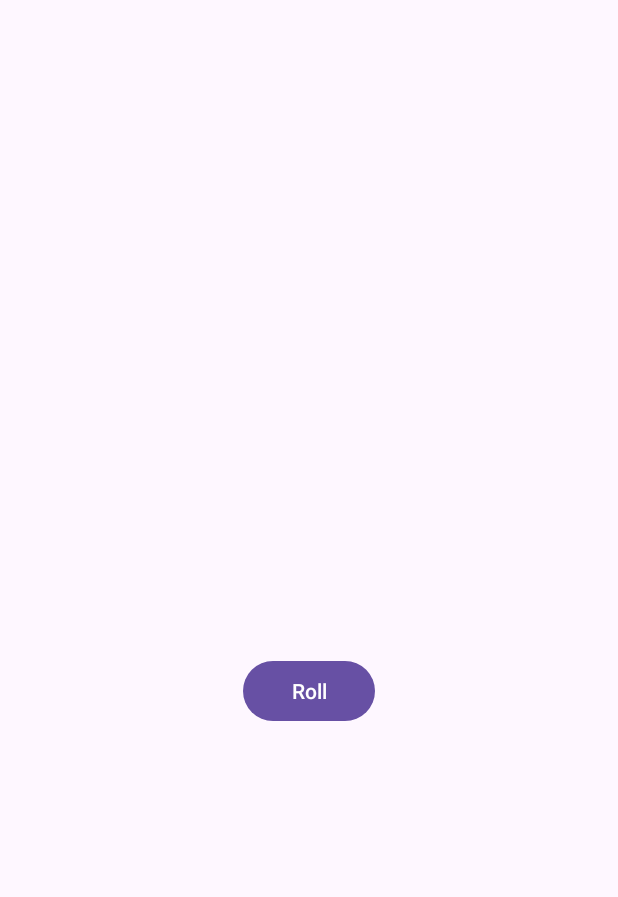
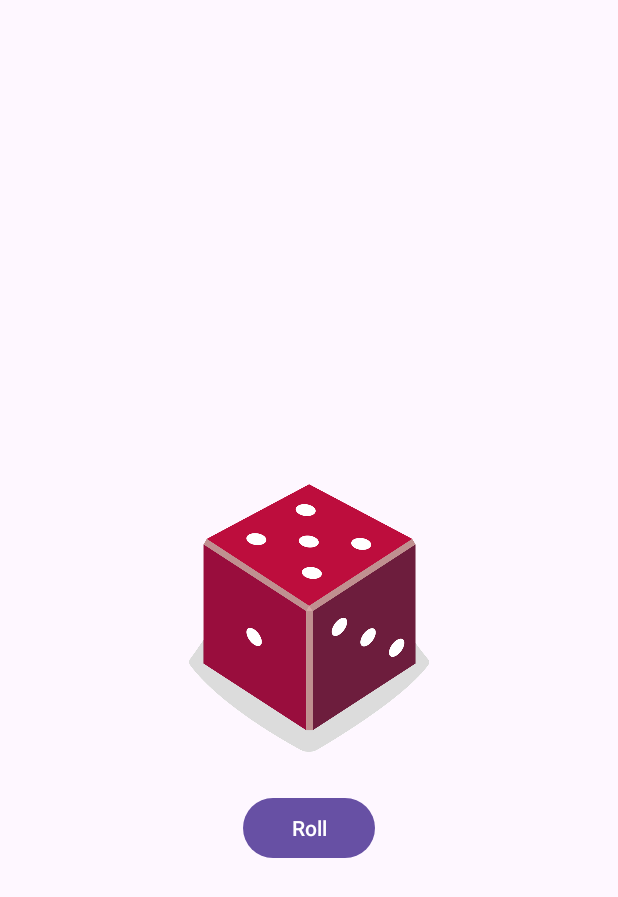
Before and after one commit to sclearner/Dice-Roller, an Android app: the screen it shows after launch (MainActivity), on a phone screen of 412 x 824 dp. Shown: the top 897 px of the screen. Run offline under Robolectric (Android 15) with nearby library versions, the phone set to English and light mode, and no system bars.

Commit message:
Additional feature

```diff
--- a/app/src/main/java/com/samnn/diceroller/MainActivity.kt
+++ b/app/src/main/java/com/samnn/diceroller/MainActivity.kt
@@ -1,12 +1,17 @@
 package com.samnn.diceroller
 
-// import android.annotation.SuppressLint
+import android.annotation.SuppressLint
+import android.media.AudioAttributes
+import android.media.MediaPlayer
 import androidx.appcompat.app.AppCompatActivity
 import android.os.Bundle
 import android.widget.Button
-import android.widget.TextView
-
-// import android.widget.Toast
+import android.widget.ImageView
+import android.widget.Toast
+import kotlinx.coroutines.MainScope
+import kotlinx.coroutines.cancel
+import kotlinx.coroutines.delay
+import kotlinx.coroutines.launch
 
 class Dice(private val numSides: Int) {
 
@@ -18,28 +23,72 @@ class Dice(private val numSides: Int) {
 /**
  * This activity allows the user to roll a dice and view the result
  * on the screen.
+ *
+ * Sound Effect by <a href="https://pixabay.com/users/u_qpfzpydtro-29496424/?utm_source=link-attribution&utm_medium=referral&utm_campaign=music&utm_content=142528">u_qpfzpydtro</a> from <a href="https://pixabay.com/sound-effects//?utm_source=link-attribution&utm_medium=referral&utm_campaign=music&utm_content=142528">Pixabay</a>
  */
 class MainActivity : AppCompatActivity() {
-    //    @SuppressLint("SetTextI18n")
+    private val scope = MainScope()
+    override fun onDestroy() {
+        super.onDestroy()
+        scope.cancel()
+    }
+    @SuppressLint("SetTextI18n")
     override fun onCreate(savedInstanceState: Bundle?) {
         super.onCreate(savedInstanceState)
         setContentView(R.layout.activity_main)
 
+        val player = MediaPlayer.create(this, R.raw.dice_roll)
+
         val rollButton: Button = findViewById(R.id.roll_button)
-        rollButton.setOnClickListener { rollDice() }
+        rollButton.setOnClickListener {
+            var result = 1
+            val repeatTurn: Long = (12..30).random().toLong()
+            scope.launch {
+                player.start()
+                rollButton.text = "Is rolling"
+                rollButton.isActivated = false
+                for (i in 1..repeatTurn) {
+                    rollDice().also { result = it }
+                    delay(1000/repeatTurn)
+                }
+                val toast = Toast.makeText(this@MainActivity, "You rolled $result", Toast.LENGTH_SHORT)
+                toast.show()
+                rollButton.text = "Roll"
+                rollButton.isActivated = true
+            }
+        }
 
+        rollDice()
     }
 
     /**
      * Roll the dice and update the screen with the result.
      */
-    private fun rollDice() {
+    private fun rollDice(): Int {
         // Create new Dice object with 6 sides and roll it
         val dice = Dice(6)
         val diceRoll = dice.roll()
 
-        // Update the screen with the dice roll
-        val resultTextView: TextView = findViewById(R.id.textView)
-        resultTextView.text = diceRoll.toString()
+        // Find the ImageView in the layout
+        val diceImage: ImageView = findViewById(R.id.imageView)
+
+        // Determine which drawable resource ID to use based on the dice roll
+        val drawableResource = when (diceRoll) {
+                1 -> R.drawable.dice_1
+                2 -> R.drawable.dice_2
+                3 -> R.drawable.dice_3
+                4 -> R.drawable.dice_4
+                5 -> R.drawable.dice_5
+                6 -> R.drawable.dice_6
+            else -> R.drawable.dice_broke
+        }
+        // Update the ImageView with the correct drawable resource ID
+        diceImage.setImageResource(drawableResource)
+
+        // Update the content description
+        diceImage.contentDescription = diceRoll.toString()
+
+        return diceRoll
     }
+
 }
--- a/app/src/main/res/layout/activity_main.xml
+++ b/app/src/main/res/layout/activity_main.xml
@@ -1,29 +1,39 @@
 <?xml version="1.0" encoding="utf-8"?>
-<androidx.constraintlayout.widget.ConstraintLayout xmlns:android="http://schemas.android.com/apk/res/android"
+<androidx.coordinatorlayout.widget.CoordinatorLayout xmlns:android="http://schemas.android.com/apk/res/android"
+    xmlns:tools="http://schemas.android.com/tools"
     xmlns:app="http://schemas.android.com/apk/res-auto"
-    xmlns:tools="http://schemas.android.com/tools"
+
+
+    android:layout_width="match_parent"
+    android:layout_height="match_parent">
+
+    <androidx.constraintlayout.widget.ConstraintLayout
         android:layout_width="match_parent"
         android:layout_height="match_parent"
         tools:context=".MainActivity">
-
-    <TextView
-        android:id="@+id/textView"
-        android:layout_width="wrap_content"
-        android:layout_height="wrap_content"
-        android:textSize="36sp"
-        app:layout_constraintBottom_toBottomOf="parent"
-        app:layout_constraintEnd_toEndOf="parent"
-        app:layout_constraintStart_toStartOf="parent"
-        app:layout_constraintTop_toTopOf="parent"
-        tools:text="1" />
 
         <Button
             android:id="@+id/roll_button"
             android:layout_width="wrap_content"
             android:layout_height="wrap_content"
+            android:layout_marginTop="16dp"
             android:text="@string/Roll"
             app:layout_constraintEnd_toEndOf="parent"
             app:layout_constraintStart_toStartOf="parent"
-        app:layout_constraintTop_toBottomOf="@+id/textView" />
+            app:layout_constraintTop_toBottomOf="@+id/imageView" />
+
+        <ImageView
+            android:id="@+id/imageView"
+            android:layout_width="160dp"
+            android:layout_height="200dp"
+            android:contentDescription="@string/just_a_normal_dice"
+            app:layout_constraintBottom_toBottomOf="parent"
+            app:layout_constraintEnd_toEndOf="parent"
+            app:layout_constraintStart_toStartOf="parent"
+            app:layout_constraintTop_toTopOf="parent"
+            tools:srcCompat="@drawable/dice_1" />
 
     </androidx.constraintlayout.widget.ConstraintLayout>
+
+
+</androidx.coordinatorlayout.widget.CoordinatorLayout>
--- a/app/src/main/res/values-night/strings.xml
+++ b/app/src/main/res/values-night/strings.xml
@@ -1,4 +1,5 @@
 <?xml version="1.0" encoding="utf-8"?>
 <resources>
     <string name="Roll">Roll</string>
+    <string name="just_a_normal_dice">Just a normal dice</string>
 </resources>
--- a/app/src/main/res/values/strings.xml
+++ b/app/src/main/res/values/strings.xml
@@ -1,4 +1,5 @@
 <resources>
     <string name="app_name">Dice Roller</string>
     <string name="Roll">Roll</string>
+    <string name="just_a_normal_dice">Just a normal dice</string>
 </resources>
```
Also changed, not shown: app/src/main/res/drawable/dice_1.png (added), app/src/main/res/drawable/dice_2.png (added), app/src/main/res/drawable/dice_3.png (added), app/src/main/res/drawable/dice_4.png (added), app/src/main/res/drawable/dice_5.png (added), app/src/main/res/drawable/dice_6.png (added), app/src/main/res/drawable/dice_broke.png (added), 1 other file. Lines whose indentation alone changed are shown as unchanged.
